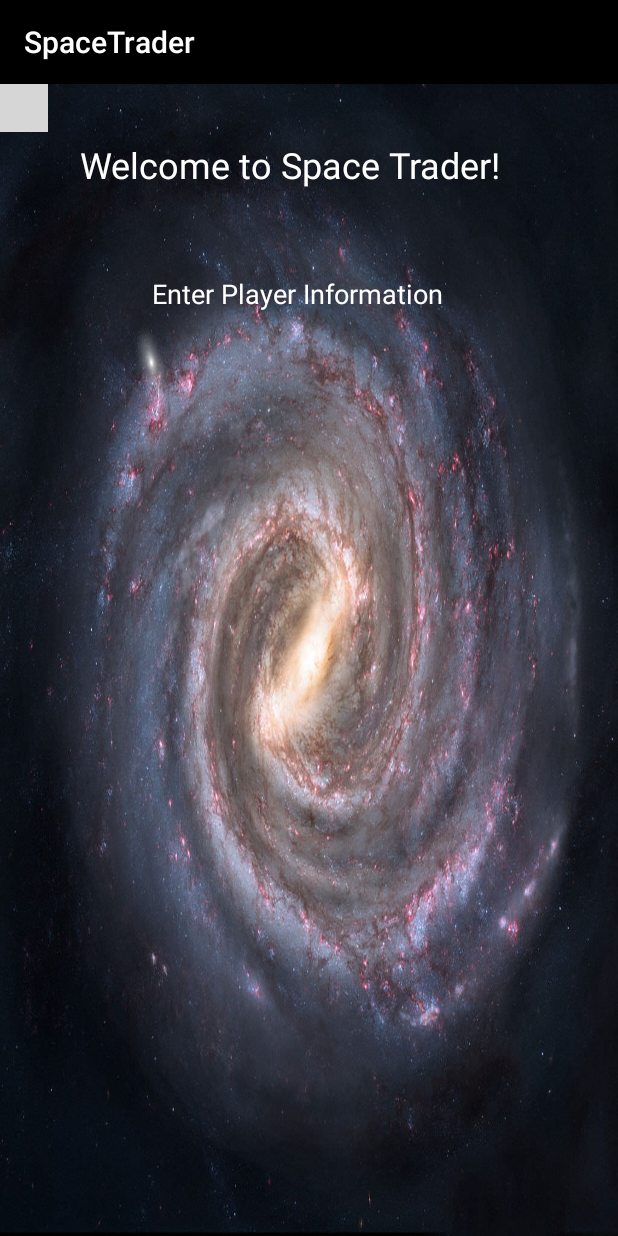
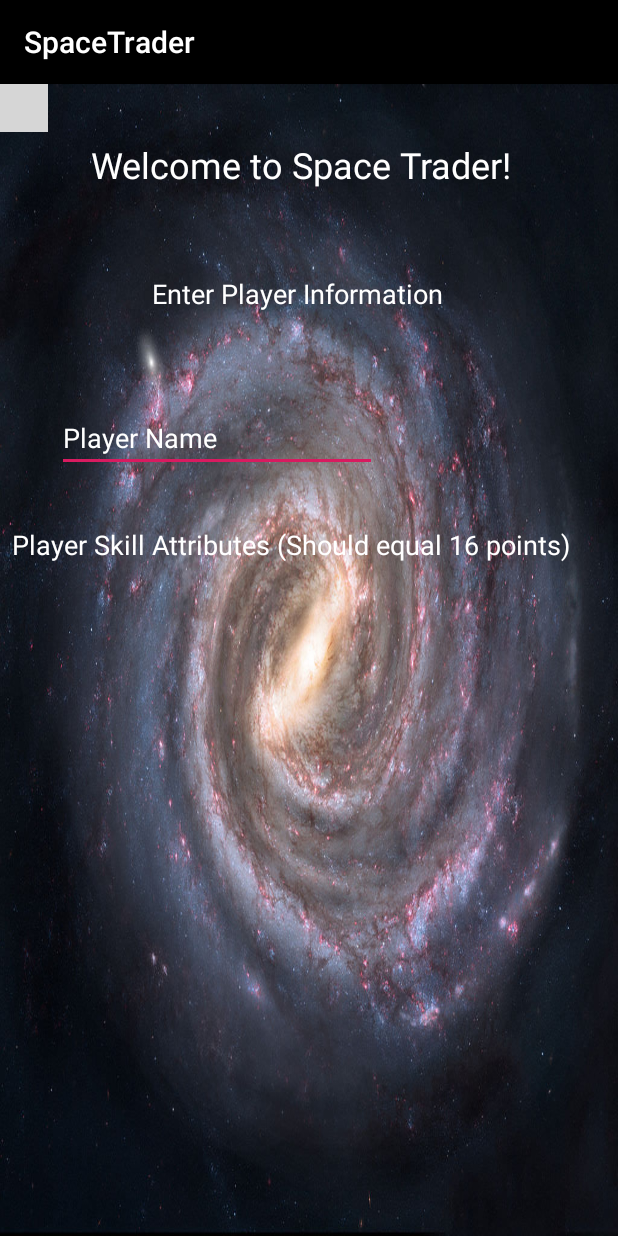
Before and after one commit to brandoDecu/cs2340project, an Android app: the screen it shows after launch (MainActivity), on a phone screen of 412 x 824 dp. Run offline under Robolectric (Android 15) with nearby library versions, the phone set to English and light mode, and no system bars; plain views replace Constraints; grey boxes are pictures that could not be loaded.

Commit message:
Added text widgets for name and skill points

```diff
--- a/SpaceTrader/app/src/main/res/layout/activity_main.xml
+++ b/SpaceTrader/app/src/main/res/layout/activity_main.xml
@@ -9,9 +9,12 @@
     <RelativeLayout
         android:layout_width="match_parent"
         android:layout_height="match_parent"
+        android:background="@drawable/milky_way"
         android:orientation="vertical"
-        android:background="@drawable/milky_way"
-        ></RelativeLayout>
+        tools:layout_editor_absoluteX="101dp"
+        tools:layout_editor_absoluteY="257dp">
+
+    </RelativeLayout>
 
     <android.support.constraint.Guideline
         android:id="@+id/guideline"
@@ -28,7 +31,7 @@
 
     <TextView
         android:id="@+id/textView"
-        android:layout_width="313dp"
+        android:layout_width="300dp"
         android:layout_height="64dp"
         android:layout_marginStart="8dp"
         android:layout_marginTop="8dp"
@@ -54,11 +57,57 @@
         android:layout_marginBottom="552dp"
         android:text="Enter Player Information"
         android:textColor="#FFFF"
-        android:textSize="18dp"
+        android:textSize="18sp"
         app:layout_constraintBottom_toBottomOf="parent"
         app:layout_constraintEnd_toEndOf="parent"
         app:layout_constraintHorizontal_bias="0.65"
         app:layout_constraintStart_toStartOf="parent"
         app:layout_constraintTop_toTopOf="parent"
         app:layout_constraintVertical_bias="0.754" />
+
+    <EditText
+        android:id="@+id/editText2"
+        android:layout_width="wrap_content"
+        android:layout_height="wrap_content"
+        android:layout_alignParentStart="true"
+        android:layout_alignParentTop="true"
+        android:layout_alignParentBottom="true"
+        android:layout_marginStart="8dp"
+        android:layout_marginTop="8dp"
+        android:layout_marginEnd="8dp"
+        android:layout_marginBottom="8dp"
+        android:ems="10"
+        android:inputType="textPersonName"
+        android:text="@string/player_name"
+        android:textColor="#FFFF"
+        app:layout_constraintBottom_toBottomOf="parent"
+        app:layout_constraintEnd_toEndOf="parent"
+        app:layout_constraintHorizontal_bias="0.164"
+        app:layout_constraintStart_toStartOf="parent"
+        app:layout_constraintTop_toTopOf="parent"
+        app:layout_constraintVertical_bias="0.291" />
+
+    <TextView
+        android:id="@+id/ViewText3"
+        android:layout_width="399dp"
+        android:layout_height="59dp"
+        android:layout_alignParentStart="true"
+        android:layout_alignParentTop="true"
+        android:layout_alignParentEnd="true"
+        android:layout_alignParentBottom="true"
+        android:layout_marginStart="8dp"
+        android:layout_marginTop="8dp"
+        android:layout_marginEnd="8dp"
+        android:layout_marginBottom="8dp"
+        android:ems="10"
+        android:inputType="textPersonName"
+        android:text="Player Skill Attributes (Should equal 16 points)"
+        android:textColor="#FFFF"
+        android:textSize="18sp"
+        app:layout_constraintBottom_toBottomOf="parent"
+        app:layout_constraintEnd_toEndOf="parent"
+        app:layout_constraintHorizontal_bias="0.0"
+        app:layout_constraintStart_toStartOf="parent"
+        app:layout_constraintTop_toTopOf="parent"
+        app:layout_constraintVertical_bias="0.414" />
 </android.support.constraint.ConstraintLayout>
--- a/SpaceTrader/app/src/main/res/values/strings.xml
+++ b/SpaceTrader/app/src/main/res/values/strings.xml
@@ -1,4 +1,5 @@
 <resources>
     <string name="app_name">SpaceTrader</string>
     <string name="welcome_to_space_trader">Welcome to Space Trader!</string>
+    <string name="player_name">Player Name</string>
 </resources>
```
